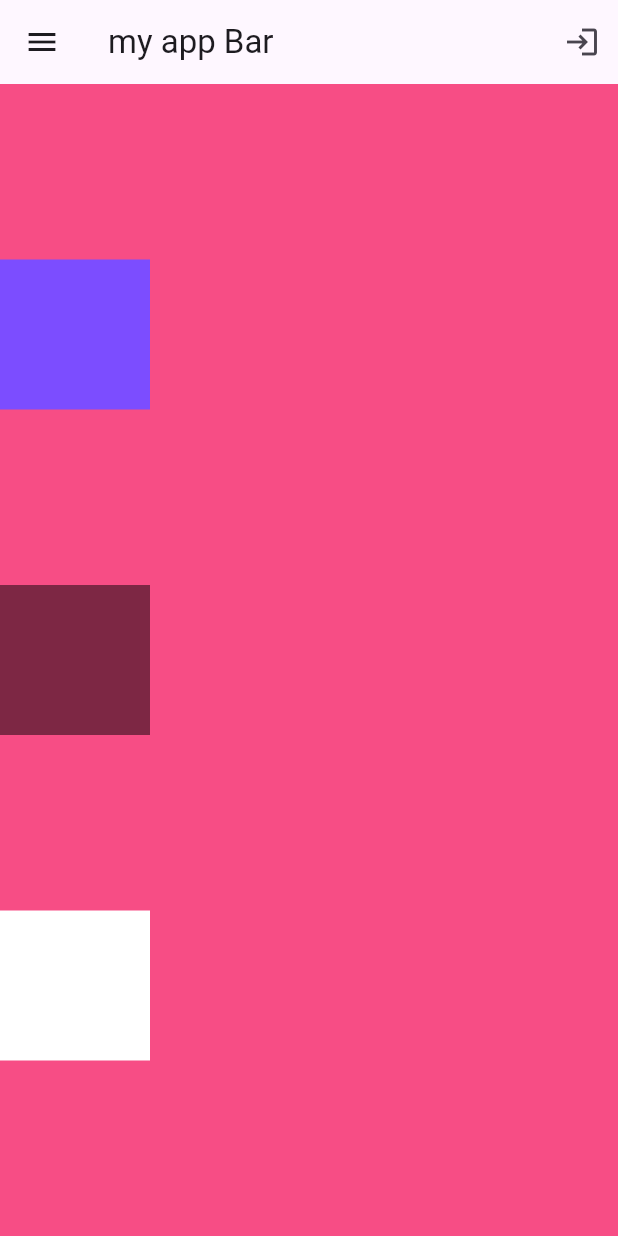
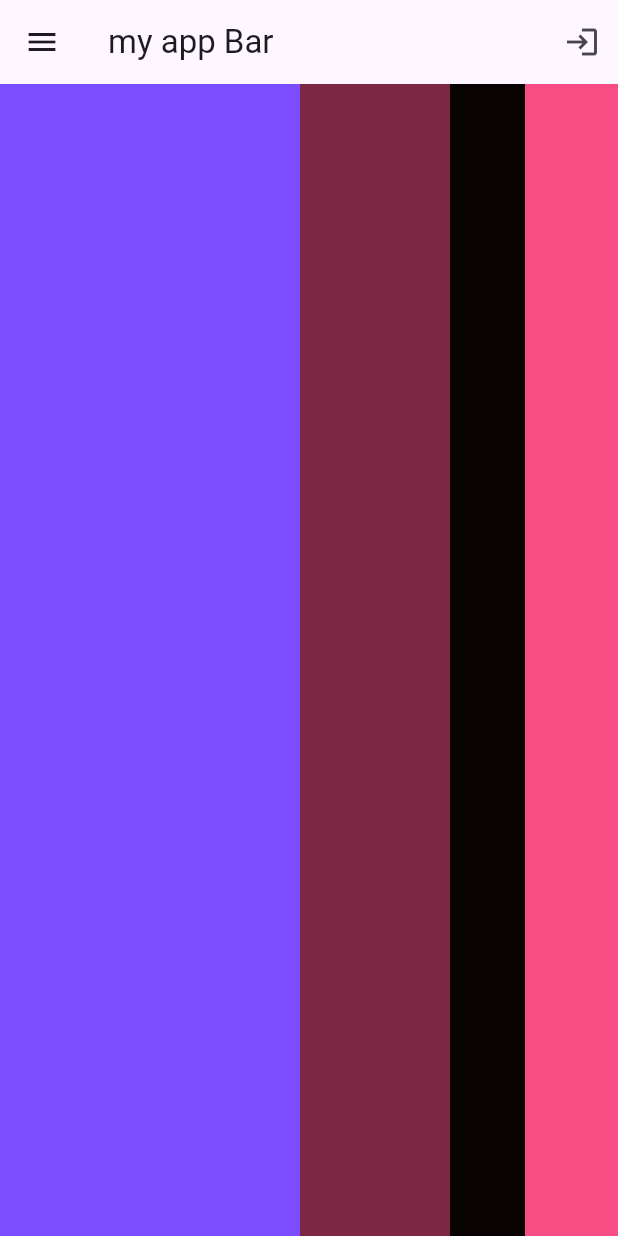
Before and after one commit to Mekdi-kassa/Fluttre, a Flutter app: the screen it shows after launch, on a phone screen of 412 x 824 dp. Run offline on Flutter 3.47's test engine with Material 3 defaults, Android fonts, the phone set to English and light mode, and no system bars.

Commit message:
listview/widgets'

```diff
--- a/first_app/lib/main.dart
+++ b/first_app/lib/main.dart
@@ -115,16 +115,24 @@ class MyApp extends StatelessWidget {
           actions: [IconButton(onPressed: () {}, icon: Icon(Icons.login))],
         ),
 
-        body: Column(
-          mainAxisAlignment: MainAxisAlignment.spaceEvenly,
+        body: ListView(
+          // mainAxisAlignment: MainAxisAlignment.spaceEvenly,
+          // crossAxisAlignment: CrossAxisAlignment.end,
+          // mainAxisAlignment: MainAxisAlignment.center,
+          scrollDirection: Axis.horizontal,
           children: [
-            Container(height: 100, width: 100, color: Colors.deepPurpleAccent),
+            Container(height: 200, width: 200, color: Colors.deepPurpleAccent),
+
             Container(
               height: 100,
               width: 100,
               color: const Color.fromARGB(255, 125, 39, 68),
             ),
-            Container(width: 100, height: 100, color: Colors.white),
+            Container(
+              width: 50,
+              height: 50,
+              color: const Color.fromARGB(255, 8, 2, 2),
+            ),
           ],
         ),
         // body: Center(
```
